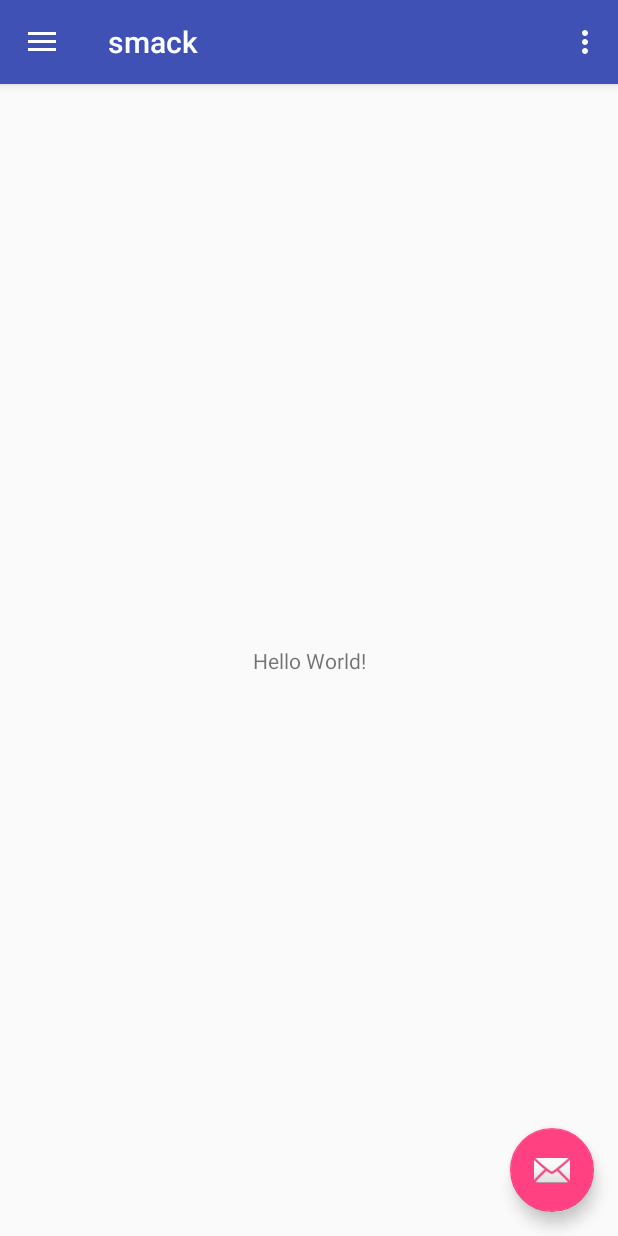
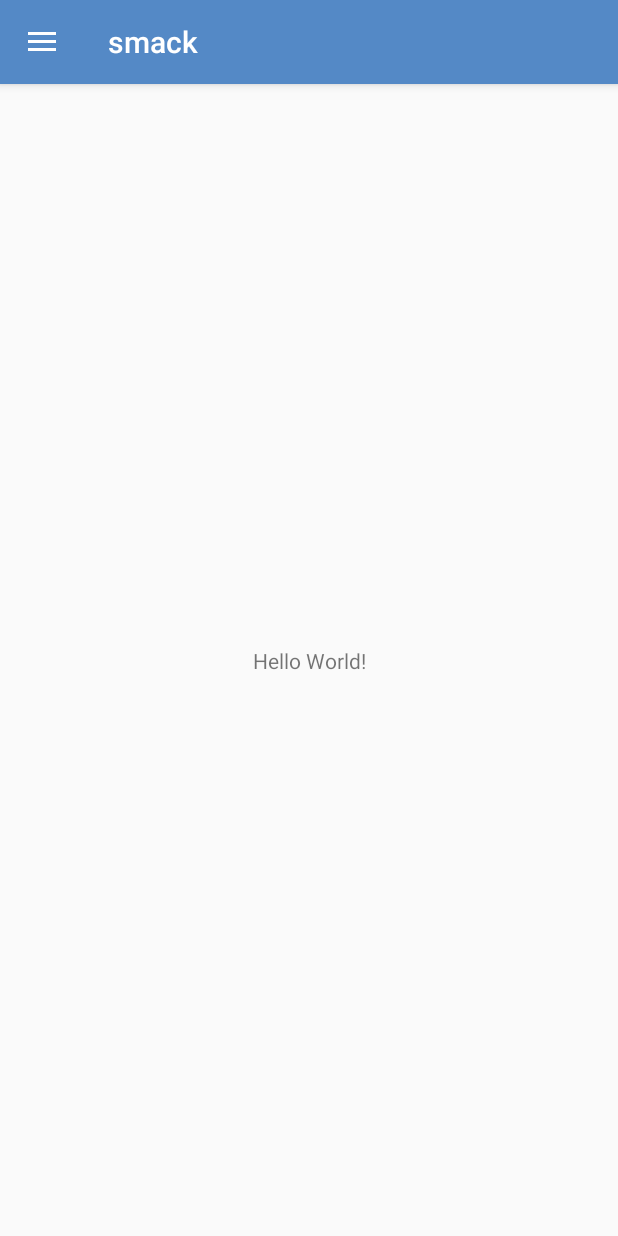
Before and after one commit to hakmen/smack, an Android app: the screen it shows after launch (MainActivity), on a phone screen of 412 x 824 dp. Run offline under Robolectric (Android 15) with nearby library versions, the phone set to English and light mode, and no system bars.

Commit message:
commit_no_1

```diff
--- a/app/src/main/java/com/smack/android/MainActivity.kt
+++ b/app/src/main/java/com/smack/android/MainActivity.kt
@@ -11,24 +11,27 @@ import android.view.MenuItem
 import kotlinx.android.synthetic.main.activity_main.*
 import kotlinx.android.synthetic.main.app_bar_main.*
 
-class MainActivity : AppCompatActivity(), NavigationView.OnNavigationItemSelectedListener {
+class MainActivity : AppCompatActivity() //, NavigationView.OnNavigationItemSelectedListener
+{
 
     override fun onCreate(savedInstanceState: Bundle?) {
         super.onCreate(savedInstanceState)
         setContentView(R.layout.activity_main)
         setSupportActionBar(toolbar)
 
-        fab.setOnClickListener { view ->
+      /*  fab.setOnClickListener { view ->
             Snackbar.make(view, "Replace with your own action", Snackbar.LENGTH_LONG)
                     .setAction("Action", null).show()
         }
+
+      */
 
         val toggle = ActionBarDrawerToggle(
                 this, drawer_layout, toolbar, R.string.navigation_drawer_open, R.string.navigation_drawer_close)
         drawer_layout.addDrawerListener(toggle)
         toggle.syncState()
 
-        nav_view.setNavigationItemSelectedListener(this)
+//        nav_view.setNavigationItemSelectedListener(this)
     }
 
     override fun onBackPressed() {
@@ -38,7 +41,7 @@ class MainActivity : AppCompatActivity(), NavigationView.OnNavigationItemSelecte
             super.onBackPressed()
         }
     }
-
+/*
     override fun onCreateOptionsMenu(menu: Menu): Boolean {
         // Inflate the menu; this adds items to the action bar if it is present.
         menuInflater.inflate(R.menu.main, menu)
@@ -81,4 +84,6 @@ class MainActivity : AppCompatActivity(), NavigationView.OnNavigationItemSelecte
         drawer_layout.closeDrawer(GravityCompat.START)
         return true
     }
+
+*/
 }
--- a/app/src/main/res/layout/activity_main.xml
+++ b/app/src/main/res/layout/activity_main.xml
@@ -20,6 +20,7 @@
         android:layout_gravity="start"
         android:fitsSystemWindows="true"
         app:headerLayout="@layout/nav_header_main"
-        app:menu="@menu/activity_main_drawer" />
+         />
+    <!--app:menu="@menu/activity_main_drawer"-->
 
 </android.support.v4.widget.DrawerLayout>
--- a/app/src/main/res/layout/app_bar_main.xml
+++ b/app/src/main/res/layout/app_bar_main.xml
@@ -22,12 +22,12 @@
 
     <include layout="@layout/content_main" />
 
-    <android.support.design.widget.FloatingActionButton
+    <!--android.support.design.widget.FloatingActionButton
         android:id="@+id/fab"
         android:layout_width="wrap_content"
         android:layout_height="wrap_content"
         android:layout_gravity="bottom|end"
         android:layout_margin="@dimen/fab_margin"
-        app:srcCompat="@android:drawable/ic_dialog_email" />
+        app:srcCompat="@android:drawable/ic_dialog_email" /-->
 
 </android.support.design.widget.CoordinatorLayout>
--- a/app/src/main/res/layout/nav_header_main.xml
+++ b/app/src/main/res/layout/nav_header_main.xml
@@ -3,7 +3,7 @@
     xmlns:app="http://schemas.android.com/apk/res-auto"
     android:layout_width="match_parent"
     android:layout_height="@dimen/nav_header_height"
-    android:background="@drawable/side_nav_bar"
+    android:background="@color/colorPrimary"
     android:gravity="bottom"
     android:orientation="vertical"
     android:paddingBottom="@dimen/activity_vertical_margin"
--- a/app/src/main/res/values/colors.xml
+++ b/app/src/main/res/values/colors.xml
@@ -1,6 +1,6 @@
 <?xml version="1.0" encoding="utf-8"?>
 <resources>
-    <color name="colorPrimary">#3F51B5</color>
-    <color name="colorPrimaryDark">#303F9F</color>
-    <color name="colorAccent">#FF4081</color>
+    <color name="colorPrimary">#5489c6 </color>
+    <color name="colorPrimaryDark">#5489c6</color>
+    <color name="colorAccent">#5ea0c9</color>
 </resources>
```
